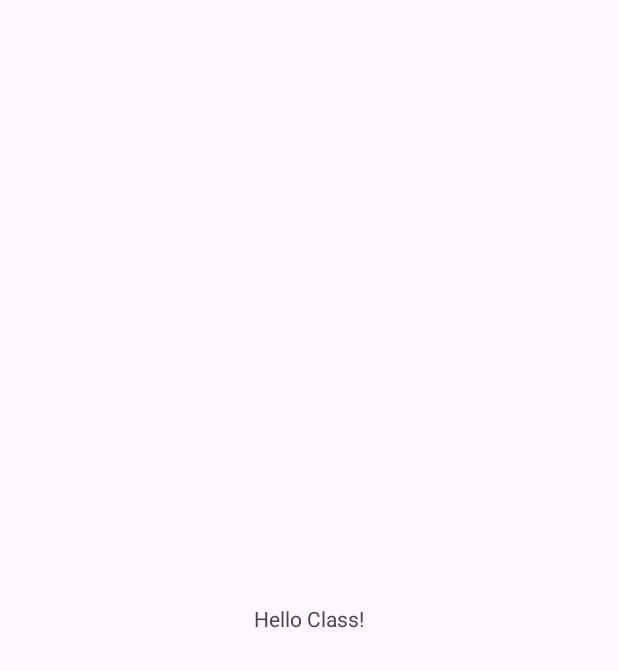
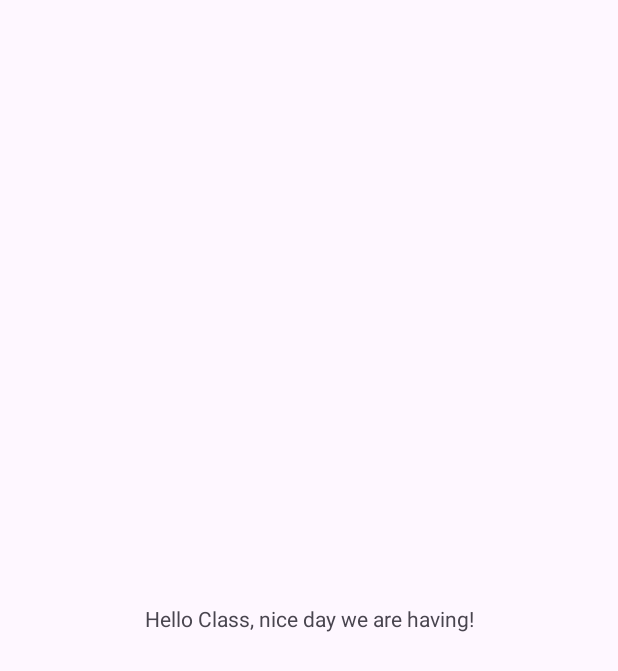
Before and after one commit to Max-the-grand-wizard/MySpaceshooter, an Android app: the screen it shows after launch (MainActivity), on a phone screen of 412 x 824 dp. Before the commit the part shown is almost empty. Shown: the top 671 px of the screen. Run offline under Robolectric (Android 15) with nearby library versions, the phone set to English and light mode, and no system bars.

Commit message:
Fixed warnings(moved text into resources) Removed inset listener from MainActivity.kt

```diff
--- a/app/src/main/java/com/maxhevelius/myspaceshooter/MainActivity.kt
+++ b/app/src/main/java/com/maxhevelius/myspaceshooter/MainActivity.kt
@@ -10,13 +10,9 @@ class MainActivity : AppCompatActivity() {
     override fun onCreate(savedInstanceState: Bundle?) {
         super.onCreate(savedInstanceState)
         enableEdgeToEdge()
+
         setContentView(R.layout.activity_main)
-        ViewCompat.setOnApplyWindowInsetsListener(findViewById(R.id.main)) { v, insets ->
-            val systemBars = insets.getInsets(WindowInsetsCompat.Type.systemBars())
-            v.setPadding(systemBars.left, systemBars.top, systemBars.right, systemBars.bottom)
-            insets
-        }
 
-        println("hej")
+
     }
 }
--- a/app/src/main/res/layout/activity_main.xml
+++ b/app/src/main/res/layout/activity_main.xml
@@ -10,7 +10,7 @@
     <TextView
         android:layout_width="wrap_content"
         android:layout_height="wrap_content"
-        android:text="Hello Class!"
+        android:text="@string/greeting_text"
         app:layout_constraintBottom_toBottomOf="parent"
         app:layout_constraintEnd_toEndOf="parent"
         app:layout_constraintStart_toStartOf="parent"
--- a/app/src/main/res/values/strings.xml
+++ b/app/src/main/res/values/strings.xml
@@ -1,3 +1,4 @@
 <resources>
     <string name="app_name">MySpaceshooter</string>
+    <string name="greeting_text">Hello Class, nice day we are having!</string>
 </resources>
```
